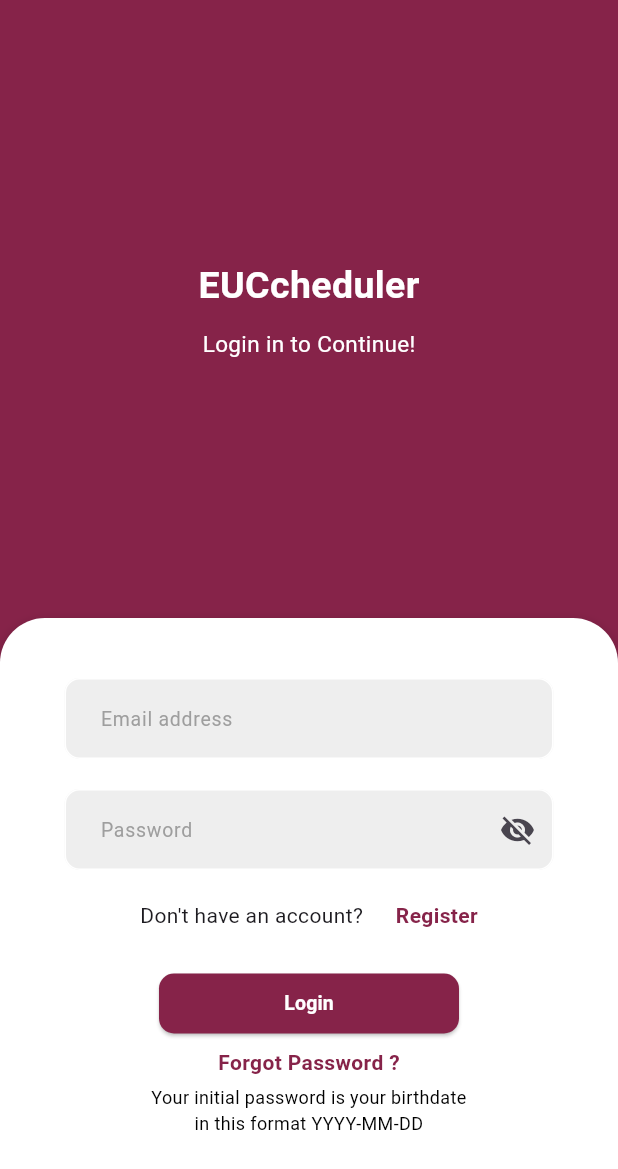
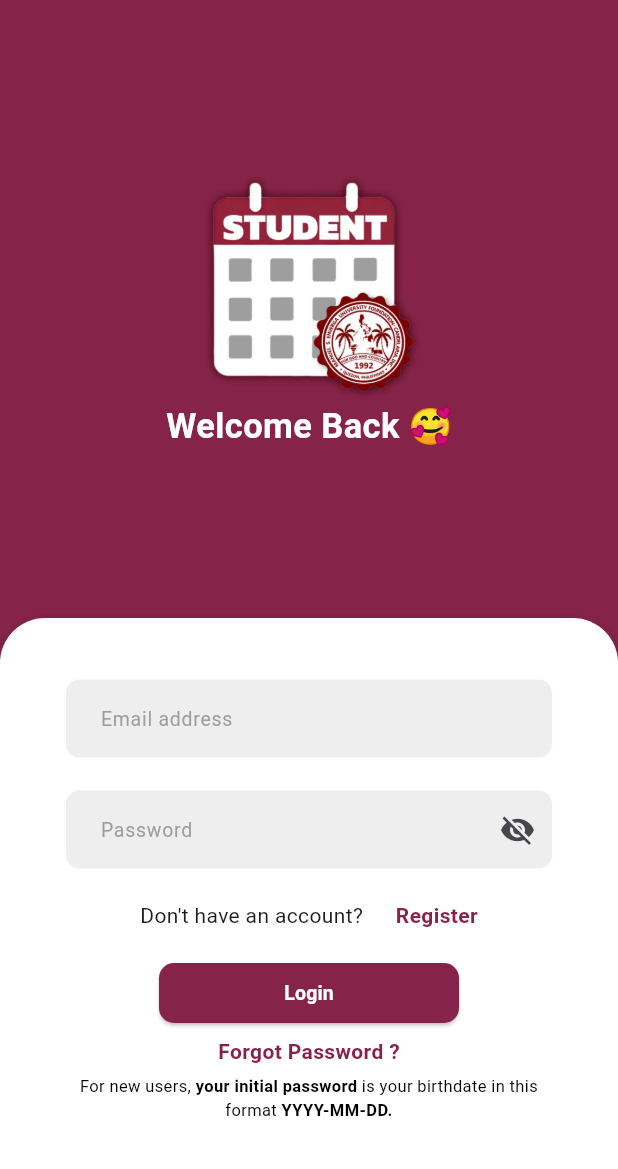
Before and after one commit to gabrielSantoc/EUCcheduler, a Flutter app: the screen it shows after launch, on a phone screen of 412 x 824 dp. Shown: the top 1169 px of the screen. Run offline on Flutter 3.47's test engine with Material 3 defaults, Android fonts, the phone set to English and light mode, and no system bars; our stand-ins replace badges, hive, hive_flutter, image_picker, loading_animation_widget, shimmer_animation and 1 more; accounts and stored records are empty.

Commit message:
add login into login screen update password guide

```diff
--- a/lib/auth/login.dart
+++ b/lib/auth/login.dart
@@ -120,28 +120,26 @@ class _LoginScreenState extends State<LoginScreen> {
               color: MAROON,
               height: MediaQuery.of(context).size.height * 0.5,
 
-              child: const Column(
+              child: Column(
 
                 mainAxisAlignment: MainAxisAlignment.center,
 
                 children: [
 
-                  Text(
-                    "EUCcheduler",
-                    style: TextStyle(
-                      fontSize: 25,
-                      fontWeight: FontWeight.bold,
-                      color: Colors.white,
+                  SizedBox(
+                    height: MediaQuery.of(context).size.height * 0.19, // 10% of screen height
+                    child: const Image(
+                      image: AssetImage("assets/images/app-logo-png.png"),
+                      fit: BoxFit.contain, // Ensures the image scales proportionally
+
                     ),
                   ),
 
-                  SizedBox(height: 10),
-
-                  Text(
-                    "Login in to Continue!",
+                  const Text(
+                    "Welcome Back 🥰",
                     style: TextStyle(
-                      fontSize: 15,
-                      fontWeight: FontWeight.normal,
+                      fontSize: 23,
+                      fontWeight: FontWeight.bold,
                       color: Colors.white,
                     ),
                   ),
@@ -233,7 +231,7 @@ class _LoginScreenState extends State<LoginScreen> {
                       ],
                     ),
 
-                    const SizedBox(height: 25),
+                    const SizedBox(height: 18),
 
                     MyButton(
                       onTap: () async{
@@ -260,14 +258,15 @@ class _LoginScreenState extends State<LoginScreen> {
 
                     const SizedBox(height: 5),
 
-                    const Text(
-                      "Your initial password is your birthdate\nin this format YYYY-MM-DD",
-                      style: TextStyle(
-                        fontSize: 12,
-                        color: Colors.black,
-                      ),
-                      textAlign: TextAlign.center,
-                    ),
+                    // const Text(
+                    //   "Your initial password is your birthdate\nin this format YYYY-MM-DD",
+                    //   style: TextStyle(
+                    //     fontSize: 11,
+                    //     color: Colors.black,
+                    //   ),
+                    //   textAlign: TextAlign.center,
+                    // ),
+                    const PasswordGuide()
 
                   ],
                 ),
--- a/lib/shared/constants.dart
+++ b/lib/shared/constants.dart
@@ -175,3 +175,44 @@ class DrawerClass extends StatelessWidget {
     );
   }
 }
+
+class PasswordGuide extends StatelessWidget {
+  const PasswordGuide({super.key});
+
+  @override
+  Widget build(BuildContext context) {
+    return const Padding(
+      padding: EdgeInsets.symmetric( horizontal: 25.0 ),
+      child: Text.rich(
+        TextSpan(
+          text: 'For new users, ',
+          children: <TextSpan>[
+            TextSpan(
+              text: 'your initial password ',
+              style: TextStyle(
+                fontWeight: FontWeight.bold,
+                color: Colors.black,
+              ),
+            ),
+            TextSpan(
+              text: 'is your birthdate in this format ',
+            ),
+            TextSpan(
+              text: 'YYYY-MM-DD.',
+              style: TextStyle(
+                fontWeight: FontWeight.bold,
+                color: Colors.black,
+              ),
+            ),
+          ],
+        ),
+        textAlign: TextAlign.center,
+        style: TextStyle(
+          fontSize: 11,
+          fontWeight: FontWeight.w400,
+          color: Colors.black,
+        ),
+      ),
+    );
+  }
+}
--- a/pubspec.yaml
+++ b/pubspec.yaml
@@ -16,7 +16,7 @@ publish_to: 'none' # Remove this line if you wish to publish to pub.dev
 # https://developer.apple.com/library/archive/documentation/General/Reference/InfoPlistKeyReference/Articles/CoreFoundationKeys.html
 # In Windows, build-name is used as the major, minor, and patch parts
 # of the product and file versions while build-number is used as the build suffix.
-version: 2.0.0+1
+version: 3.5.2+1
 
 environment:
   sdk: '>=3.3.4 <4.0.0'
```
Also changed, not shown: assets/images/app-logo-png.png (added).
